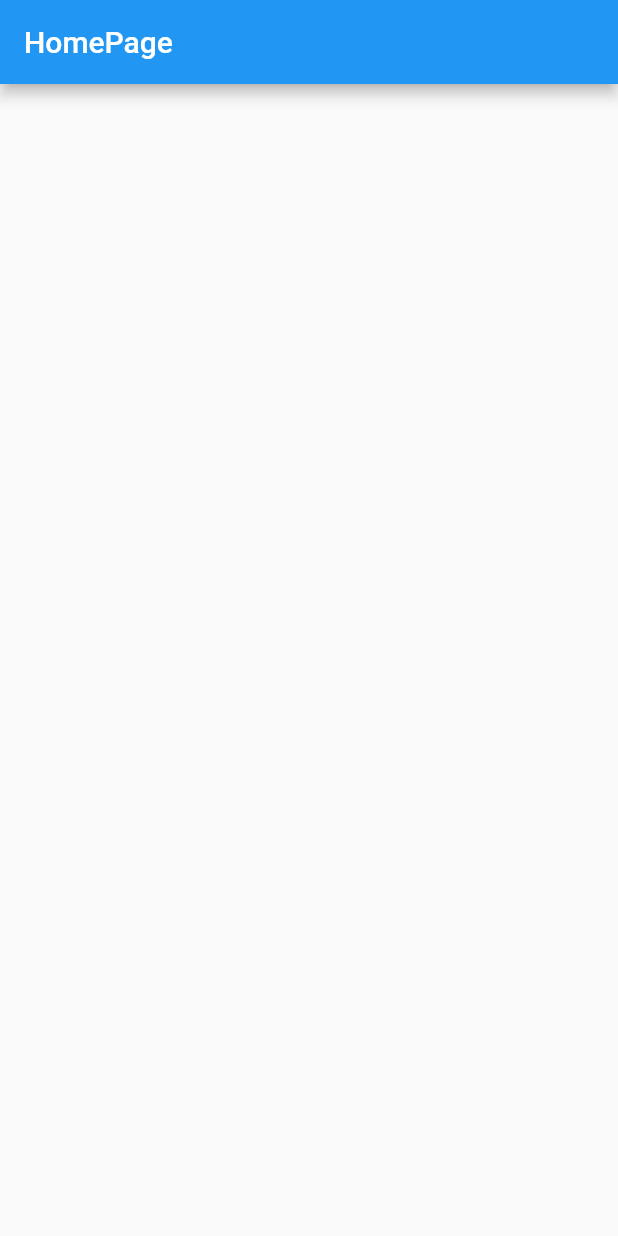
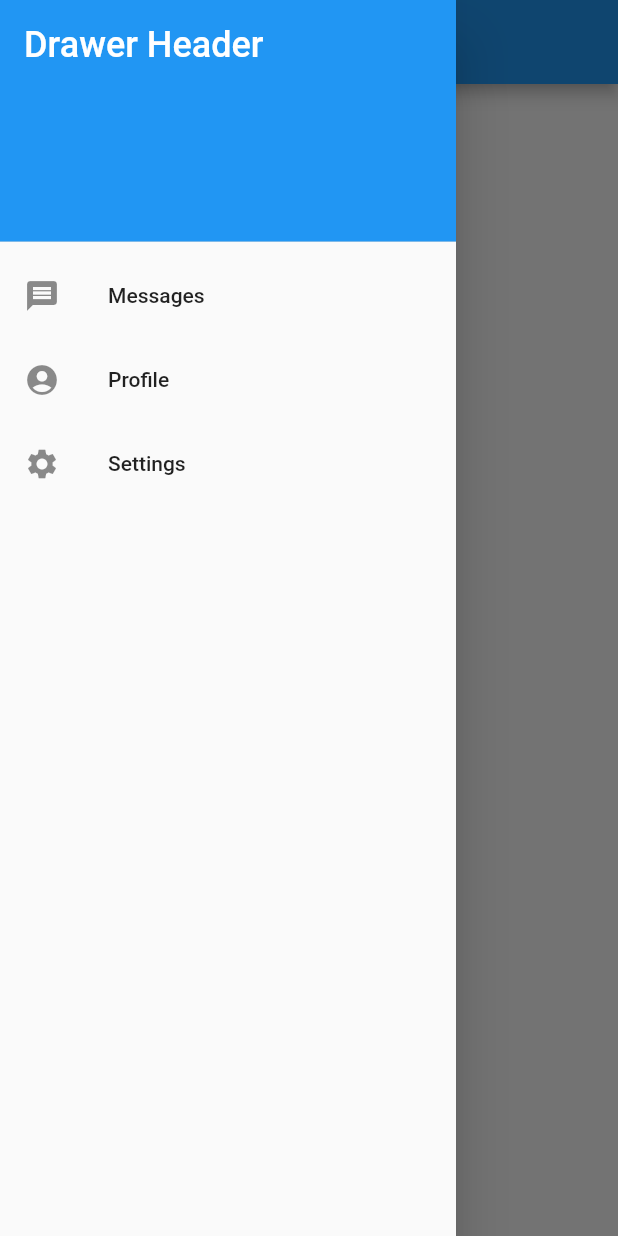
Before and after one commit to thana19/flutter03, a Flutter app: the screen it shows after launch, with the side drawer open (before the commit the screen has no drawer), on a phone screen of 412 x 824 dp. Run offline on Flutter 3.47's test engine with Material 2 defaults, Android fonts, the phone set to English and light mode, and no system bars.

Commit message:
create menu

```diff
--- a/lib/pages/HomePage.dart
+++ b/lib/pages/HomePage.dart
@@ -1,4 +1,5 @@
 import 'package:flutter/material.dart';
+import 'package:flutter03/widgets/menu.dart';
 
 class HomePage extends StatefulWidget {
   const HomePage({Key? key}) : super(key: key);
@@ -11,6 +12,7 @@ class _HomePageState extends State<HomePage> {
   @override
   Widget build(BuildContext context) {
     return Scaffold(
+        drawer: Menu(),
         appBar: AppBar(
           title: Text('HomePage'),
         )
--- /dev/null
+++ b/lib/widgets/menu.dart
@@ -0,0 +1,45 @@
+import 'package:flutter/material.dart';
+
+class Menu extends StatefulWidget {
+  const Menu({Key? key}) : super(key: key);
+
+  @override
+  _MenuState createState() => _MenuState();
+}
+
+class _MenuState extends State<Menu> {
+  @override
+  Widget build(BuildContext context) {
+    return Drawer(
+      child: ListView(
+        padding: EdgeInsets.zero,
+        children: const <Widget>[
+          DrawerHeader(
+            decoration: BoxDecoration(
+              color: Colors.blue,
+            ),
+            child: Text(
+              'Drawer Header',
+              style: TextStyle(
+                color: Colors.white,
+                fontSize: 24,
+              ),
+            ),
+          ),
+          ListTile(
+            leading: Icon(Icons.message),
+            title: Text('Messages'),
+          ),
+          ListTile(
+            leading: Icon(Icons.account_circle),
+            title: Text('Profile'),
+          ),
+          ListTile(
+            leading: Icon(Icons.settings),
+            title: Text('Settings'),
+          ),
+        ],
+      ),
+    );
+  }
+}
```
